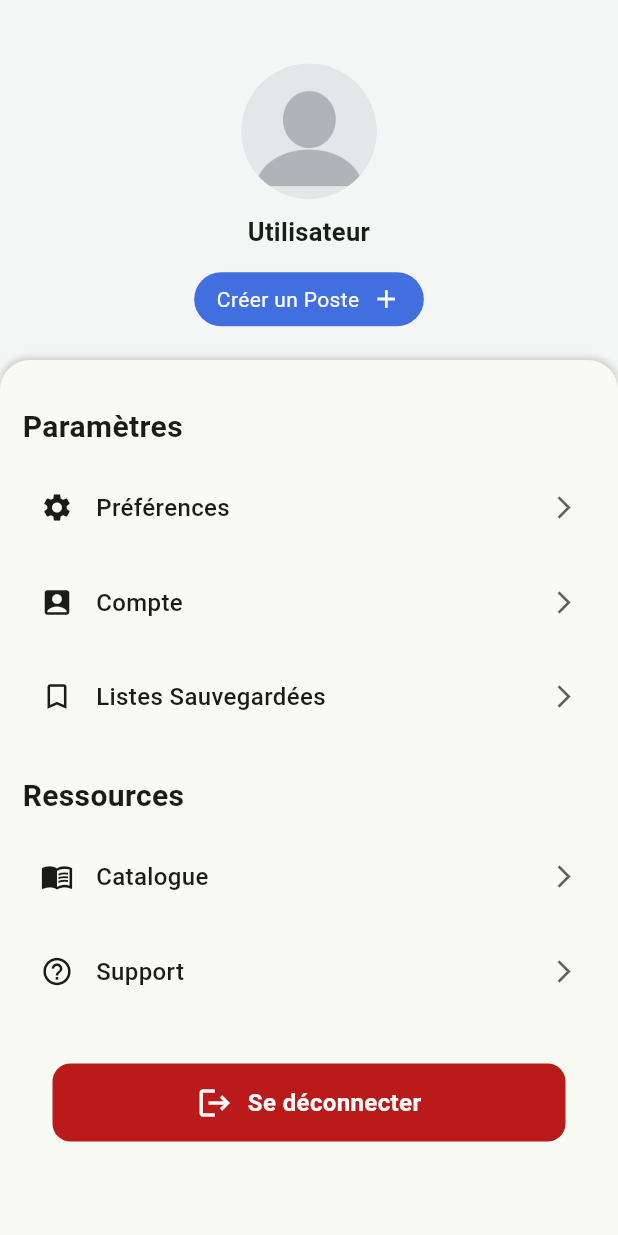
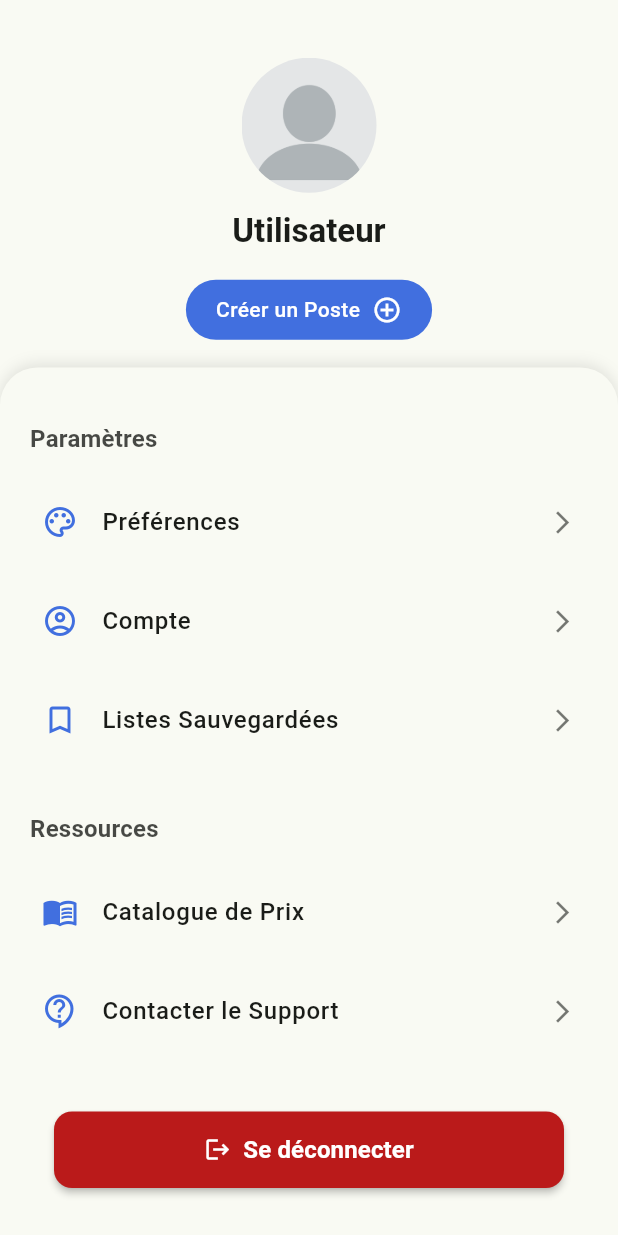
Before and after one commit to youba1akl/BricoRasy, a Flutter app: the Profilscreen screen opened directly, on a phone screen of 412 x 824 dp. Run offline on Flutter 3.47's test engine with Material 3 defaults, Android fonts, the phone set to English and light mode, and no system bars; our stand-ins replace font_awesome_flutter, image_picker, share_plus, shared_preferences; accounts and stored records are empty.

Commit message:
merge + profile 80%

```diff
--- a/lib/screens/profil_page/profil-screen.dart
+++ b/lib/screens/profil_page/profil-screen.dart
@@ -1,9 +1,12 @@
 // lib/screens/profil_screen.dart
-import 'package:bricorasy/screens/preference_screen.dart'; // <-- 1. ADD THIS IMPORT
+import 'package:bricorasy/screens/preference_screen.dart';
+import 'package:bricorasy/screens/profil_page/price_catalog_screen.dart';
+import 'package:bricorasy/screens/profil_page/contact_developer_screen.dart';
 import 'package:flutter/material.dart';
 
 class Profilscreen extends StatefulWidget {
   const Profilscreen({super.key, this.username, this.job, this.img});
+
   final String? username;
   final String? job;
   final Image? img; // Consider using ImageProvider for more flexibility
@@ -16,14 +19,12 @@ class _ProfilscreenState extends State<Profilscreen> {
   @override
   Widget build(BuildContext context) {
     final String displayUsername = widget.username ?? "Utilisateur";
-    final String displayJob = widget.job ?? "Non spécifié"; // Not displayed if null by current logic
+    final String displayJob = widget.job ?? "Rôle non spécifié"; // Default if job is null
     final ImageProvider displayImage = widget.img?.image ?? AssetImage('assets/images/defaultprofil.png');
-    // Make sure 'assets/images/defaultprofil.png' exists and is in pubspec.yaml
 
     return SafeArea(
       child: Scaffold(
-        // Consider setting a scaffoldBackgroundColor from the theme
-        // backgroundColor: Theme.of(context).colorScheme.background,
+        // backgroundColor: Theme.of(context).colorScheme.background, // Optional: explicitly set background
         body: Stack(
           children: [
             Positioned(
@@ -31,10 +32,15 @@ class _ProfilscreenState extends State<Profilscreen> {
               right: 0,
               left: 0,
               child: Container(
-                height: 250,
+                height: 260, // Slightly increased height to accommodate potentially longer job titles or button
                 alignment: Alignment.center,
-                padding: const EdgeInsets.only(top: 20, bottom: 10),
-                decoration: BoxDecoration(color: Theme.of(context).brightness == Brightness.light ? Color(0XFFF3F6F4) : Theme.of(context).colorScheme.surfaceContainerHighest.withOpacity(0.3)), // Themed background
+                padding: const EdgeInsets.only(top: 20, bottom: 15), // Adjusted bottom padding
+                decoration: BoxDecoration(
+                  // Use a color from the theme that provides a subtle background
+                  color: Theme.of(context).brightness == Brightness.light
+                      ? Theme.of(context).colorScheme.surfaceContainerLow // Material 3 light surface
+                      : Theme.of(context).colorScheme.surfaceContainer, // Material 3 dark surface
+                ),
                 child: Column(
                   mainAxisAlignment: MainAxisAlignment.center,
                   children: [
@@ -43,60 +49,71 @@ class _ProfilscreenState extends State<Profilscreen> {
                       height: 90,
                       decoration: BoxDecoration(
                         shape: BoxShape.circle,
-                        color: Colors.grey[300], // Placeholder color if image fails
+                        color: Theme.of(context).colorScheme.surfaceVariant, // Placeholder background
                         image: DecorationImage(
                           image: displayImage,
                           fit: BoxFit.cover,
+                          onError: (exception, stackTrace) {
+                            // You could log the error or handle it if needed
+                            print("Error loading profile image: $exception");
+                          },
                         ),
                       ),
                     ),
-                    const SizedBox(height: 10),
+                    const SizedBox(height: 12),
                     Text(
                       displayUsername,
-                      style: TextStyle(
-                        fontSize: 17,
+                      style: Theme.of(context).textTheme.titleLarge?.copyWith(
                             fontWeight: FontWeight.bold,
-                        // color: Theme.of(context).colorScheme.onSurface, // Use theme color
                           ),
                       textAlign: TextAlign.center,
                     ),
-                    if (widget.job != null && widget.job!.isNotEmpty) // Check if job is not null AND not empty
+                    // Only display job if it's provided and not the default "Rôle non spécifié"
+                    // or if you always want to show something, keep the default.
+                    if (widget.job != null && widget.job!.isNotEmpty)
                       Padding(
                         padding: const EdgeInsets.only(top: 4.0),
                         child: Text(
                           displayJob,
-                          style: TextStyle(
-                            fontSize: 14,
-                            fontWeight: FontWeight.w500,
-                            color: Theme.of(context).colorScheme.onSurfaceVariant, // Use theme color
+                          style: Theme.of(context).textTheme.bodyMedium?.copyWith(
+                                color: Theme.of(context).colorScheme.onSurfaceVariant,
                               ),
                           textAlign: TextAlign.center,
                         ),
                       ),
-                    SizedBox(height: 15),
+                    const SizedBox(height: 18),
+                    // This button's visibility might depend on user role (e.g., only for artisans)
+                    // For now, it's always shown if you uncomment it.
+                    // You'll need to add logic to conditionally show it.
+                    // if (isArtisanUser) // Example condition
                     GestureDetector(
                       onTap: () {
                         // TODO: Implement navigation to create post screen
                         print("Creer un Poste tapped");
+                        ScaffoldMessenger.of(context).showSnackBar(
+                          const SnackBar(content: Text("Fonctionnalité 'Créer un Poste' à implémenter.")),
+                        );
                       },
                       child: Container(
                         padding: const EdgeInsets.symmetric(
-                          horizontal: 15,
-                          vertical: 8,
+                          horizontal: 20, // Increased padding
+                          vertical: 10,  // Increased padding
                         ),
                         decoration: BoxDecoration(
-                          color: Theme.of(context).colorScheme.primary, // Uses theme's primary color
-                          borderRadius: BorderRadius.circular(50),
+                          color: Theme.of(context).colorScheme.primary,
+                          borderRadius: BorderRadius.circular(25), // More rounded
                         ),
                         child: Row(
                           mainAxisSize: MainAxisSize.min,
                           children: [
                             Text(
                               'Créer un Poste',
-                              style: TextStyle(color: Theme.of(context).colorScheme.onPrimary), // Use theme's onPrimary
+                              style: TextStyle(
+                                  color: Theme.of(context).colorScheme.onPrimary,
+                                  fontWeight: FontWeight.w500),
                             ),
-                            SizedBox(width: 8),
-                            Icon(Icons.add, color: Theme.of(context).colorScheme.onPrimary, size: 20), // Use theme's onPrimary
+                            const SizedBox(width: 8),
+                            Icon(Icons.add_circle_outline, color: Theme.of(context).colorScheme.onPrimary, size: 20),
                           ],
                         ),
                       ),
@@ -106,66 +123,78 @@ class _ProfilscreenState extends State<Profilscreen> {
               ),
             ),
             Positioned(
-              top: 240,
+              top: 245, // Adjust based on the height of the top container (260 - some overlap)
               left: 0,
               right: 0,
               bottom: 0,
               child: Container(
-                decoration: BoxDecoration( // Consider removing const if child boxShadow is not const
-                  color: Theme.of(context).colorScheme.surface, // Use theme's surface color
-                  borderRadius: BorderRadius.only(
-                    topLeft: Radius.circular(20),
-                    topRight: Radius.circular(20),
+                decoration: BoxDecoration(
+                  color: Theme.of(context).colorScheme.surface,
+                  borderRadius: const BorderRadius.only(
+                    topLeft: Radius.circular(25), // Slightly larger radius
+                    topRight: Radius.circular(25),
                   ),
                   boxShadow: [
                     BoxShadow(
-                      color: Theme.of(context).shadowColor.withOpacity(0.15), // Use theme's shadow color
-                      blurRadius: 3.0,
-                      spreadRadius: 1,
-                      offset: Offset(0, -1), // Shadow upwards slightly
+                      color: Theme.of(context).shadowColor.withOpacity(0.1),
+                      blurRadius: 8.0, // Softer shadow
+                      spreadRadius: 0,
+                      offset: const Offset(0, -2),
                     ),
                   ],
                 ),
                 child: ListView(
-                  padding: EdgeInsets.only(
-                    left: 15,
-                    right: 15,
-                    top: 20,
-                    bottom: 15,
+                  padding: const EdgeInsets.only(
+                    left: 16, // Consistent padding
+                    right: 16,
+                    top: 24, // More space at the top of the list
+                    bottom: 16,
                   ),
                   children: [
                     _buildSectionTitle('Paramètres'),
-                    _buildSettingsItem(Icons.settings, 'Préférences', () {
-                      // VVVV --- 2. IMPLEMENTED NAVIGATION --- VVVV
+                    _buildSettingsItem(Icons.palette_outlined, 'Préférences', () {
                       Navigator.push(
                         context,
                         MaterialPageRoute(builder: (context) => const PreferencesScreen()),
                       );
-                      print("Preferences tapped - navigating");
-                      // ^^^^ --- IMPLEMENTATION END --- ^^^^
                     }),
-                    _buildSettingsItem(Icons.account_box, 'Compte', () {
+                    _buildSettingsItem(Icons.account_circle_outlined, 'Compte', () {
                       // TODO: Navigate to Account screen
                       print("Account tapped");
+                       ScaffoldMessenger.of(context).showSnackBar(
+                          const SnackBar(content: Text("Écran 'Compte' à implémenter.")),
+                        );
                     }),
-                    _buildSettingsItem(Icons.bookmark_border, 'Listes Sauvegardées', () { // Changed icon for variety
+                    _buildSettingsItem(Icons.bookmark_border_outlined, 'Listes Sauvegardées', () {
                       // TODO: Navigate to Saved Lists screen
                       print("Saved List tapped");
+                       ScaffoldMessenger.of(context).showSnackBar(
+                          const SnackBar(content: Text("Écran 'Listes Sauvegardées' à implémenter.")),
+                        );
                     }),
-                    SizedBox(height: 10),
+                    const SizedBox(height: 16),
                     _buildSectionTitle('Ressources'),
-                    _buildSettingsItem(Icons.menu_book_outlined, 'Catalogue', () { // Changed icon for variety
-                      // TODO: Navigate to Catalogue screen
-                      print("Catalogue tapped");
+                    _buildSettingsItem(Icons.menu_book_outlined, 'Catalogue de Prix', () {
+                      Navigator.push(
+                        context,
+                        MaterialPageRoute(builder: (context) => const PriceCatalogScreen()),
+                      );
                     }),
-                    _buildSettingsItem(Icons.help_outline, 'Support', () { // Changed icon
-                      // TODO: Navigate to Support screen
-                      print("Support tapped");
+                    _buildSettingsItem(Icons.contact_support_outlined, 'Contacter le Support', () {
+                      Navigator.push(
+                        context,
+                        MaterialPageRoute(builder: (context) => const ContactDeveloperScreen()),
+                      );
                     }),
-                    SizedBox(height: 20), // More space before logout
+                    const SizedBox(height: 24),
                     _buildLogoutButton(() {
-                      // TODO: Implement logout logic (e.g., clear user session, navigate to login)
+                      // TODO: Implement actual logout logic
+                      // This should likely clear user session, navigate to login screen
                       print("Logout tapped");
+                      ScaffoldMessenger.of(context).showSnackBar(
+                        const SnackBar(content: Text("Déconnexion à implémenter.")),
+                      );
+                      // Example: Navigator.of(context).pushAndRemoveUntil(MaterialPageRoute(builder: (context) => WelcomeScreen()), (route) => false);
                     }),
                   ],
                 ),
@@ -179,88 +208,81 @@ class _ProfilscreenState extends State<Profilscreen> {
 
   Widget _buildSectionTitle(String title) {
     return Padding(
-      padding: const EdgeInsets.only(top: 10.0, bottom: 8.0), // Adjusted bottom padding
+      padding: const EdgeInsets.only(top: 12.0, bottom: 10.0, left: 4.0), // Added left padding
       child: Text(
         title,
-        style: TextStyle(
-          fontWeight: FontWeight.bold,
-          fontSize: 20,
-          color: Theme.of(context).colorScheme.onSurface, // Use theme color
+        style: Theme.of(context).textTheme.titleMedium?.copyWith(
+              fontWeight: FontWeight.w600, // Slightly less bold than titleLarge
+              color: Theme.of(context).colorScheme.onSurface.withOpacity(0.8),
             ),
       ),
     );
   }
 
   Widget _buildSettingsItem(IconData icon, String title, VoidCallback onTap) {
-    return GestureDetector(
+    return Material( // Added Material for InkWell splash effect
+      color: Colors.transparent,
+      child: InkWell(
         onTap: onTap,
+        borderRadius: BorderRadius.circular(12),
         child: Container(
-        margin: EdgeInsets.symmetric(vertical: 6), // Adjusted margin
-        padding: const EdgeInsets.symmetric(horizontal: 12, vertical: 14), // Adjusted padding
+          margin: const EdgeInsets.symmetric(vertical: 5),
+          padding: const EdgeInsets.symmetric(horizontal: 12, vertical: 16),
           decoration: BoxDecoration(
-          // Using surfaceVariant or a slightly tinted background
-          color: Theme.of(context).colorScheme.surfaceContainerHighest.withOpacity(0.5),
-          // Original color: const Color(0XFFdae5f2),
+            // Use surfaceContainer for a subtle background, or keep transparent if Material provides enough visual cue
+            color: Theme.of(context).colorScheme.surfaceContainerLowest, // Or surfaceContainerLow
             borderRadius: const BorderRadius.all(
-            Radius.circular(12), // Slightly larger radius
+              Radius.circular(12),
             ),
+            // border: Border.all(color: Theme.of(context).colorScheme.outlineVariant.withOpacity(0.3)) // Optional subtle border
           ),
           child: Row(
             children: [
-            Icon(icon, color: Theme.of(context).colorScheme.onSurfaceVariant, size: 22),
-            SizedBox(width: 15), // Increased spacing
-            Expanded( // Allow text to take available space
+              Icon(icon, color: Theme.of(context).colorScheme.primary, size: 24), // Icon color as primary
+              const SizedBox(width: 16),
+              Expanded(
                 child: Text(
                   title,
-                style: TextStyle(
-                  color: Theme.of(context).colorScheme.onSurfaceVariant,
-                  fontSize: 16,
-                  fontWeight: FontWeight.w500 // Slightly bolder
+                  style: Theme.of(context).textTheme.bodyLarge?.copyWith(
+                       fontWeight: FontWeight.w500
                       ),
                 ),
               ),
-            // Spacer(), // Not needed if Text is Expanded
               Icon(
                 Icons.arrow_forward_ios,
-              color: Theme.of(context).colorScheme.onSurfaceVariant.withOpacity(0.7),
+                color: Theme.of(context).colorScheme.onSurfaceVariant.withOpacity(0.6),
                 size: 18,
               ),
             ],
+          ),
         ),
       ),
     );
   }
 
   Widget _buildLogoutButton(VoidCallback onTap) {
-    return GestureDetector(
-      onTap: onTap,
-      child: Container(
-        margin: EdgeInsets.symmetric(vertical: 10, horizontal: 20), // Added horizontal margin
-        padding: const EdgeInsets.all(14), // Adjusted padding
-        decoration: BoxDecoration(
-          color: Theme.of(context).colorScheme.error, // Use theme's error color
-          borderRadius: const BorderRadius.all(
-            Radius.circular(12),
+    return Padding( // Added padding to control button width via horizontal margin
+      padding: const EdgeInsets.symmetric(horizontal: 20.0, vertical: 10.0),
+      child: ElevatedButton.icon(
+        icon: Icon(Icons.logout, color: Theme.of(context).colorScheme.onError),
+        label: Text(
+          'Se déconnecter',
+          style: TextStyle(
+            fontWeight: FontWeight.bold,
+            fontSize: 16,
+            color: Theme.of(context).colorScheme.onError,
           ),
         ),
-        child: Row(
-          mainAxisAlignment: MainAxisAlignment.center,
-          children: [
-            Icon(
-              Icons.logout,
-              color: Theme.of(context).colorScheme.onError, // Use theme's onError color
+        style: ElevatedButton.styleFrom(
+          backgroundColor: Theme.of(context).colorScheme.error,
+          padding: const EdgeInsets.symmetric(vertical: 14),
+          minimumSize: const Size(double.infinity, 50), // Make button take full available width in padding
+          shape: RoundedRectangleBorder(
+            borderRadius: BorderRadius.circular(12),
           ),
-            SizedBox(width: 10), // Increased spacing
-            Text(
-              'Se déconnecter',
-              style: TextStyle(
-                color: Theme.of(context).colorScheme.onError, // Use theme's onError color
-                fontWeight: FontWeight.bold,
-                fontSize: 16,
+          elevation: 2,
         ),
-            ),
-          ],
-        ),
+        onPressed: onTap,
       ),
     );
   }
--- a/lib/services/HomePage_service.dart
+++ b/lib/services/HomePage_service.dart
@@ -5,7 +5,7 @@ import 'package:bricorasy/models/professional_service.dart';
 import 'package:bricorasy/models/dummy_tool.dart';
 
 class apiservice {
-  static const _baseUrl = 'http://10.0.2.2:5000';
+  static const _baseUrl = 'http://127.0.0.1:5000';
 
   static Future<List<BricoleService>> fetchServices() async {
     final uri = Uri.parse('$_baseUrl/api/annonce/bricole');
@@ -23,7 +23,7 @@ class apiservice {
 }
 
 class apiService_pro {
-  static const _baseUrl = 'http://10.0.2.2:5000';
+  static const _baseUrl = 'http://127.0.0.1:5000';
   static Future<List<ProfessionalService>> fetchServicePro() async {
     final uri = Uri.parse('$_baseUrl/api/annonce/professionnel');
     final reponse = await http.get(uri);
@@ -40,7 +40,7 @@ class apiService_pro {
 }
 
 class apiService_outil {
-  static const _baseUrl = 'http://10.0.2.2:5000';
+  static const _baseUrl = 'http://127.0.0.1:5000';
 
   static Future<List<DummyTool>> fetchTools() async {
     final uri = Uri.parse('$_baseUrl/api/annonce/outil');
--- a/lib/services/artisan_services.dart
+++ b/lib/services/artisan_services.dart
@@ -3,7 +3,7 @@ import 'package:http/http.dart' as http;
 import 'package:bricorasy/models/artisan.model.dart';
 
 class api_artisan {
-  static const _baseUrl = 'http://10.0.2.2:5000';
+  static const _baseUrl = 'http://127.0.0.1:5000';
 
   static Future<List<Artisan>> fetchArtisans() async {
     final uri = Uri.parse('$_baseUrl/api/users/artisans');
--- a/lib/services/auth_services.dart
+++ b/lib/services/auth_services.dart
@@ -5,7 +5,7 @@ import 'package:http/http.dart' as http;
 
 class AuthService {
   static const String baseUrl =
-      "http://192.168.43.44:5000"; // <-- Remplacer par ton IP locale !!
+      "http://192.168.1.3:5000"; // <-- Remplacer par ton IP locale !!
 
   /// ────────────────────────────────────────────────────────
   /// Store the currently-logged-in user’s ID & phone here:
--- a/lib/services/professional_api_service.dart
+++ b/lib/services/professional_api_service.dart
@@ -4,7 +4,7 @@ import 'package:http/http.dart' as http;
 import 'package:bricorasy/models/professional_service.dart'; // Adjust path if needed
 
 // Ensure this constant is defined, perhaps in a shared config file
-const String API_BASE_URL = "http://10.0.2.2:5000";
+const String API_BASE_URL = "http://127.0.0.1:5000";
 
 class ProfessionalApiService {
   Future<ProfessionalService> fetchProfessionalServiceById(String serviceId) async {
```
Also changed, not shown: lib/data/price_catalog_data.dart (added, +103 -0 lines), lib/models/price_catalog_item.dart (added, +13 -0 lines), lib/screens/profil_page/contact_developer_screen.dart (added, +138 -0 lines), lib/screens/profil_page/price_catalog_screen.dart (added, +80 -0 lines). Lines whose indentation alone changed are shown as unchanged.
